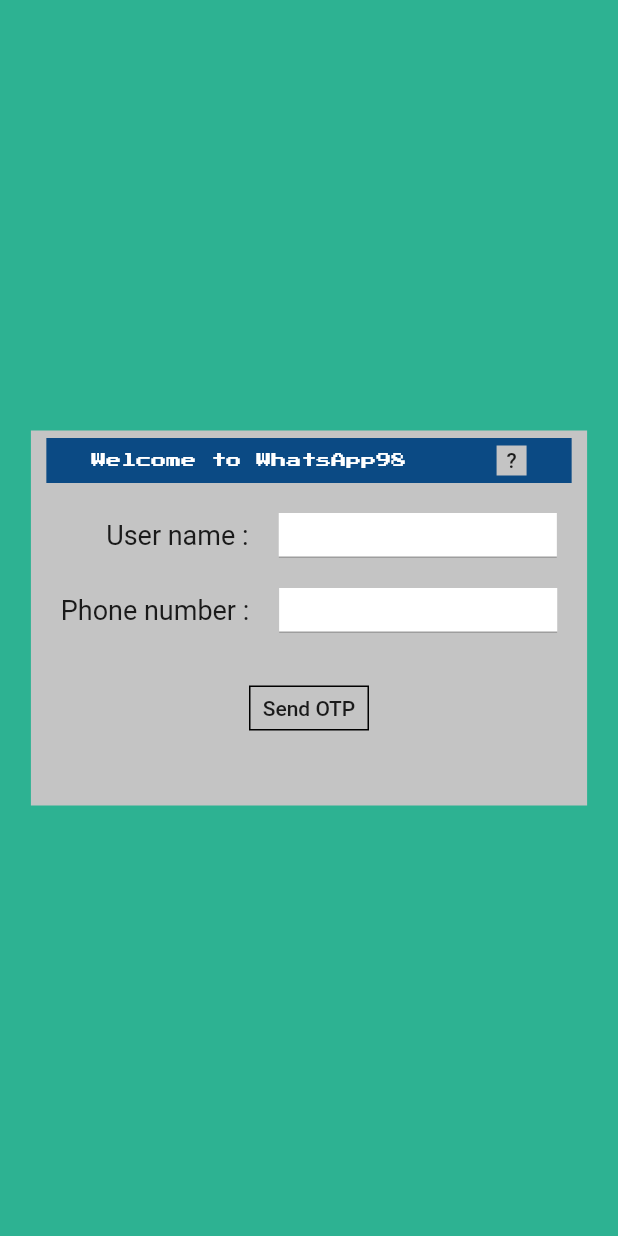
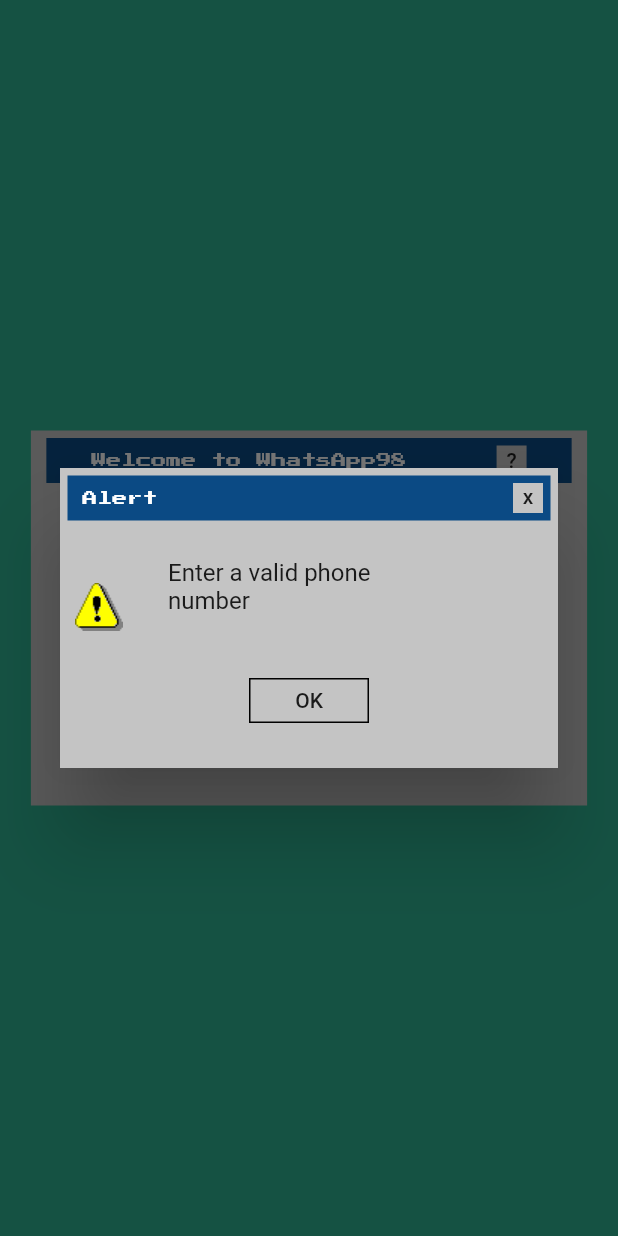
Before and after one commit to NullByte08/WhatsApp98, a Flutter app: the SignIn screen opened directly, after a tap on "Send OTP", on a phone screen of 412 x 824 dp. Run offline on Flutter 3.47's test engine with Material 2 defaults, Android fonts, the phone set to English and light mode, and no system bars; our stand-ins replace google_fonts.

Commit message:
add two alert dialog and fixed scrollabe in home screen and fonts

```diff
--- a/lib/MenuWidget.dart
+++ b/lib/MenuWidget.dart
@@ -10,6 +10,7 @@ class MenuWidget extends StatelessWidget
 
     return Container(
       width: width - 30.0,
+      height: height - 20.0,
       //margin: EdgeInsets.all(10.0),
       padding: EdgeInsets.symmetric(vertical: 5.0,),
       //height: 0.0,
@@ -30,7 +31,7 @@ class MenuWidget extends StatelessWidget
           ),
         ),
       ),
-      child: Column(
+      child: ListView(
         children: <Widget>[
           ListTile(
             leading: Image.asset("images/image4.png",
--- /dev/null
+++ b/lib/sign_in/dialog2.dart
@@ -0,0 +1,71 @@
+import 'package:flutter/material.dart';
+import 'package:google_fonts/google_fonts.dart';
+
+class Dialog2 extends StatelessWidget {
+  @override
+  Widget build(BuildContext context) {
+    return AlertDialog(
+        contentPadding: EdgeInsets.all(0),
+        content: Container(
+            color: Color(0xFFC4C4C4),
+            width: 400,
+            height: 200,
+            child: Column(
+                children: <Widget>[Container(
+                  margin: EdgeInsets.all(5),
+                  width: 400,
+                  height: 30,
+                  color: Color(0xFF0B4A84),
+                  child: Row(
+                    mainAxisAlignment: MainAxisAlignment.spaceBetween,
+                    children: <Widget>[
+                      Text(' Alert',
+                          style: GoogleFonts.pressStart2p(
+                              textStyle: TextStyle(
+                                color: Colors.white,
+                                fontSize: 10,
+                              )
+                          )),
+                      Container(
+                        margin: EdgeInsets.only(right: 5),
+                        color: Color(0xFFC4C4C4),
+                        width: 20,
+                        height: 20,
+                        child: FlatButton(
+                          padding: EdgeInsets.only(bottom: 2),
+                          onPressed: () {Navigator.pop(context);},
+                          child: Text('x'),
+                        ),
+                      ),
+                    ],
+                  ),
+                ),
+                  SizedBox(height: 20,),
+                  Row(
+                    children: <Widget>[
+                      Container(
+                          margin: EdgeInsets.only(left: 10, top: 15),
+                          child: Image.asset('images/msg_warning-0.png')),
+                      SizedBox(width: 30,),
+                      Container(
+                          width: 150,
+                          height: 50,
+                          child: Text('Enter a valid phone number',
+                            style: GoogleFonts.didactGothic(),)),
+                    ],
+                  ),
+                  SizedBox(height: 30,),
+                  Container(
+                    height: 30,
+                    width: 80,
+                    decoration: BoxDecoration(border: Border.all(color: Colors.black)),
+                    child: FlatButton(
+                      padding: EdgeInsets.all(0),
+                      onPressed: () {Navigator.pop(context);},
+                      child: Text('OK', style: GoogleFonts.didactGothic(),),
+                    ),
+                  )
+                ]
+            )));
+  }
+}
--- a/lib/sign_in/sign_in.dart
+++ b/lib/sign_in/sign_in.dart
@@ -1,6 +1,8 @@
 import 'package:flutter/cupertino.dart';
 import 'package:flutter/material.dart';
 import 'package:google_fonts/google_fonts.dart';
+import 'package:whatsapp98/sign_in/dialog1.dart';
+import 'package:whatsapp98/sign_in/dialog2.dart';
 
 const double containerHeight1 = 250;
 const double containerHeight2 = 30;
@@ -12,10 +14,14 @@ class SignIn extends StatefulWidget {
 
 class _SignInState extends State<SignIn> {
 
+  TextEditingController _userNameController = TextEditingController();
+  TextEditingController _phoneNumberController = TextEditingController();
+
   @override
   Widget build(BuildContext context) {
-    return Scaffold(
-      resizeToAvoidBottomPadding: false,
+    return GestureDetector(
+      onTap: () {FocusScope.of(context).unfocus();},
+      child: Scaffold(
         backgroundColor: Color(0xFF2DB292),
         body: Center(
           child: Container(
@@ -58,27 +64,33 @@ class _SignInState extends State<SignIn> {
                   children: <Widget>[
                     Padding(
                       padding: const EdgeInsets.only(left: 30),
-                    child: Text('User name :', style: TextStyle(fontSize: 18),),
+                      child: Text('User name :', style: GoogleFonts.didactGothic(
+                        textStyle: TextStyle(fontSize: 18),
+                      )),
                     ),
                     Container(
                         width: MediaQuery.of(context).size.width * 0.45,
                         height: 30,
                         decoration: BoxDecoration(shape: BoxShape.rectangle, color: Colors.white),
-                      child: Flexible(child: TextField())
+                        child: TextField(
+                          controller: _userNameController,)
                     )
                   ],),
                     SizedBox(height: 20,),
                 Row(
                   mainAxisAlignment: MainAxisAlignment.spaceEvenly,
                   children: <Widget>[
-                  Text('Phone number :', style: TextStyle(fontSize: 18),),
+                    Text('Phone number :', style: GoogleFonts.didactGothic(
+                  textStyle: TextStyle(fontSize: 18),
+                )),
                     Container(
                         width: MediaQuery.of(context).size.width * 0.45,
                         height: 30,
                         decoration: BoxDecoration(shape: BoxShape.rectangle, color: Colors.white),
-                      child: Flexible(child: TextField(keyboardType: TextInputType.number,))
-                  )
-                ],),
+                        child: TextField(
+                          controller: _phoneNumberController,
+                          keyboardType: TextInputType.number,)
+                    )],),
                 SizedBox(height: 35,),
                 Container(
                   height: 30,
@@ -86,14 +98,19 @@ class _SignInState extends State<SignIn> {
                   decoration: BoxDecoration(border: Border.all(color: Colors.black)),
                   child: FlatButton(
                     padding: EdgeInsets.all(0),
-                  onPressed: () {},
-                  child: Text('Send OTP'),
+                    onPressed: () {
+                      _userNameController.text.isNotEmpty && _phoneNumberController.text.isNotEmpty ?
+                      showDialog(context: context,child: Dialog1()) :
+                         showDialog(context: context,child: Dialog2());
+                    },
+                    child: Text('Send OTP', style: GoogleFonts.didactGothic(),),
                   ),
                 )
                   ],
                 ),
           ),
         ),
+      ),
     );
   }
 }
```
Also changed, not shown: lib/sign_in/dialog1.dart (added, +89 -0 lines), pubspec.yaml (+1 -10 lines), images/confirm.png (added), images/msg_warning-0.png (added). Lines whose indentation alone changed are shown as unchanged.
